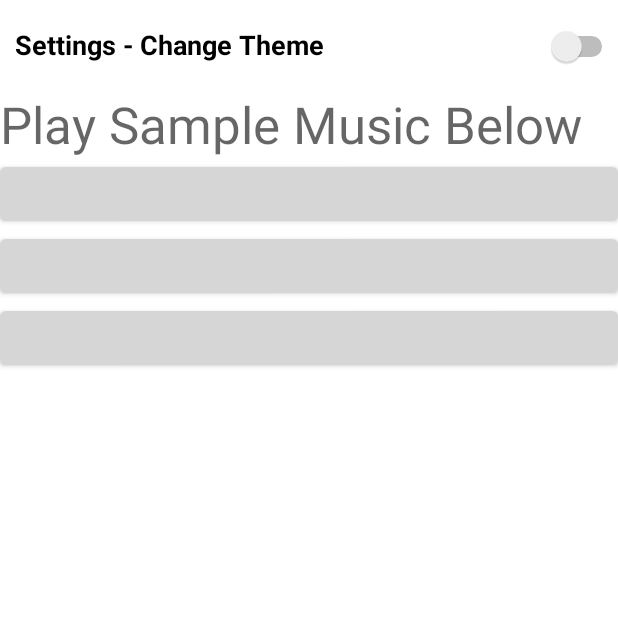
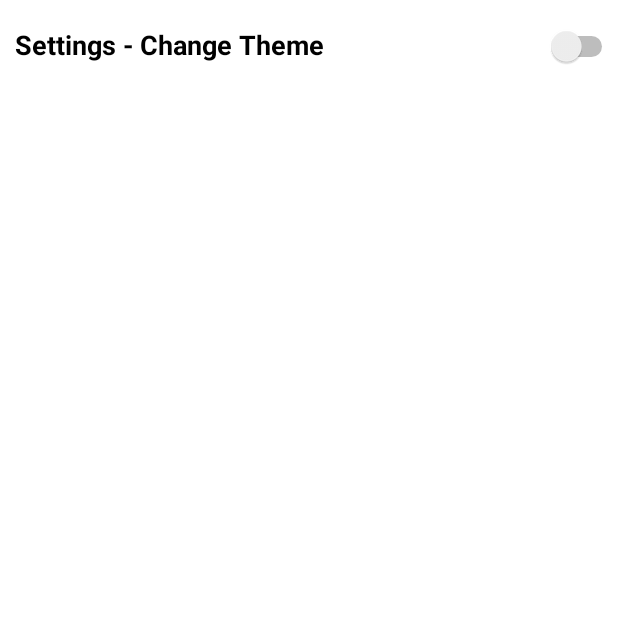
Before and after one commit to Hanwhen/ShoeApp, an Android app: the SettingActivity screen opened directly, with no data from a screen before it, on a phone screen of 412 x 824 dp, the top half of it. Run offline under Robolectric (Android 15) with nearby library versions, the phone set to English and light mode, and no system bars.

Commit message:
ridofbuttons
button removal

```diff
--- a/app/src/main/res/layout/activity_setting.xml
+++ b/app/src/main/res/layout/activity_setting.xml
@@ -33,33 +33,5 @@
 
     </LinearLayout>
 
-        <TextView
-            android:id="@+id/textView7"
-            android:layout_width="match_parent"
-            android:layout_height="wrap_content"
-            android:text="Play Sample Music Below"
-            android:textAppearance="@style/TextAppearance.AppCompat.Display1" />
-
-        <Button
-            android:id="@+id/button"
-            android:layout_width="match_parent"
-            android:layout_height="wrap_content"
-            android:text="@string/btn1"
-            android:onClick="play"/>
-
-        <Button
-            android:id="@+id/button2"
-            android:layout_width="match_parent"
-            android:layout_height="wrap_content"
-            android:text="@string/btn2"
-            android:onClick="pause"/>
-
-        <Button
-            android:id="@+id/button3"
-            android:layout_width="match_parent"
-            android:layout_height="wrap_content"
-            android:text="@string/btn3"
-            android:onClick="stop"/>
-
     </LinearLayout>
 </FrameLayout>
```
